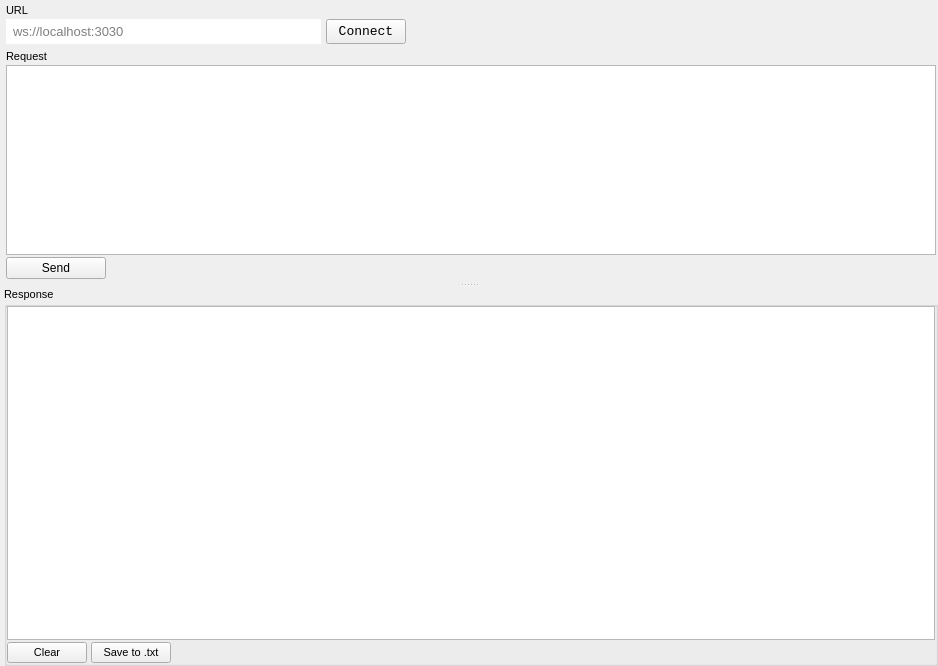
Before: the Qt Designer form src/UI/WSClientTabWidget.ui in junioramilson/json-websocket-client, drawn with Qt 5.
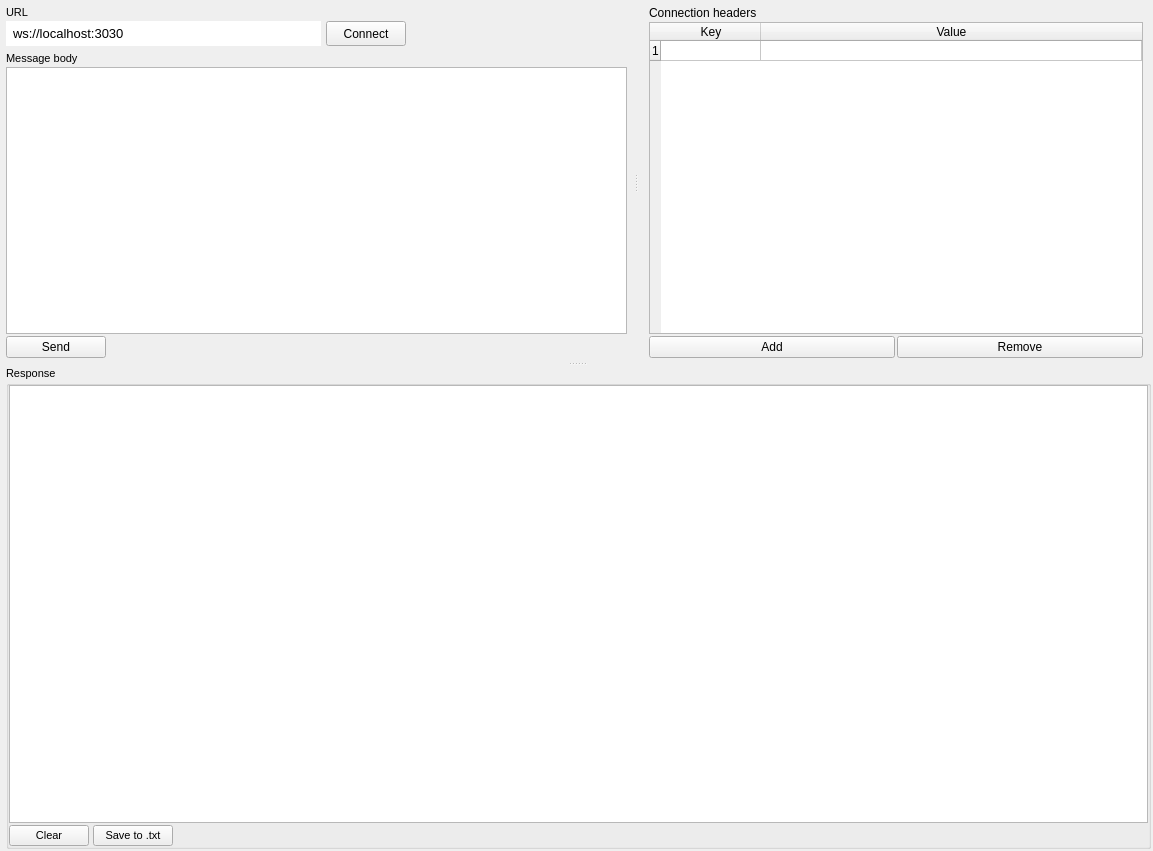
After: the same form once the commit is applied.

Commit message: added custom connection header option and ui improvements

The edit to the form file:
```diff
--- a/src/UI/WSClientTabWidget.ui
+++ b/src/UI/WSClientTabWidget.ui
@@ -6,8 +6,8 @@
    <rect>
     <x>0</x>
     <y>0</y>
-    <width>938</width>
-    <height>666</height>
+    <width>1153</width>
+    <height>851</height>
    </rect>
   </property>
   <property name="font">
@@ -20,29 +20,39 @@
   </property>
   <layout class="QGridLayout" name="gridLayout_5">
    <property name="leftMargin">
-    <number>0</number>
+    <number>2</number>
    </property>
    <property name="topMargin">
-    <number>0</number>
+    <number>2</number>
    </property>
    <property name="rightMargin">
-    <number>0</number>
+    <number>2</number>
    </property>
    <property name="bottomMargin">
-    <number>0</number>
+    <number>2</number>
    </property>
    <property name="spacing">
-    <number>0</number>
+    <number>2</number>
    </property>
    <item row="0" column="0">
-    <widget class="QSplitter" name="splitter">
+    <widget class="QSplitter" name="splitter_2">
      <property name="orientation">
       <enum>Qt::Vertical</enum>
      </property>
-     <widget class="QWidget" name="gridLayoutWidget">
-      <layout class="QGridLayout" name="gridLayout">
+     <widget class="QSplitter" name="splitter">
+      <property name="frameShape">
+       <enum>QFrame::NoFrame</enum>
+      </property>
+      <property name="orientation">
+       <enum>Qt::Horizontal</enum>
+      </property>
+      <property name="handleWidth">
+       <number>10</number>
+      </property>
+      <widget class="QWidget" name="gridLayoutWidget_3">
+       <layout class="QGridLayout" name="LeftGrid">
        <property name="leftMargin">
-        <number>4</number>
+         <number>0</number>
        </property>
        <property name="topMargin">
         <number>0</number>
@@ -50,6 +60,9 @@
        <property name="rightMargin">
         <number>0</number>
        </property>
+        <property name="bottomMargin">
+         <number>0</number>
+        </property>
        <property name="spacing">
         <number>0</number>
        </property>
@@ -58,7 +71,7 @@
          <property name="minimumSize">
           <size>
            <width>0</width>
-           <height>100</height>
+            <height>0</height>
           </size>
          </property>
          <property name="frameShape">
@@ -67,18 +80,15 @@
          <property name="frameShadow">
           <enum>QFrame::Plain</enum>
          </property>
-         <property name="lineWidth">
-          <number>0</number>
-         </property>
-         <layout class="QGridLayout" name="gridLayout_6">
+          <layout class="QGridLayout" name="gridLayout_8">
           <property name="leftMargin">
-           <number>2</number>
+            <number>4</number>
           </property>
           <property name="topMargin">
            <number>2</number>
           </property>
           <property name="rightMargin">
-           <number>2</number>
+            <number>4</number>
           </property>
           <property name="bottomMargin">
            <number>2</number>
@@ -128,33 +138,6 @@
              <property name="verticalSpacing">
               <number>2</number>
              </property>
-             <item row="1" column="0">
-              <widget class="QLabel" name="label">
-               <property name="sizePolicy">
-                <sizepolicy hsizetype="Preferred" vsizetype="Fixed">
-                 <horstretch>0</horstretch>
-                 <verstretch>0</verstretch>
-                </sizepolicy>
-               </property>
-               <property name="maximumSize">
-                <size>
-                 <width>16777215</width>
-                 <height>20</height>
-                </size>
-               </property>
-               <property name="font">
-                <font>
-                 <family>Segoe UI</family>
-                 <pointsize>8</pointsize>
-                 <weight>50</weight>
-                 <bold>false</bold>
-                </font>
-               </property>
-               <property name="text">
-                <string>URL</string>
-               </property>
-              </widget>
-             </item>
              <item row="3" column="2">
               <widget class="QPushButton" name="connectBtn">
                <property name="minimumSize">
@@ -165,8 +148,8 @@
                </property>
                <property name="font">
                 <font>
-                 <family>Consolas</family>
-                 <pointsize>10</pointsize>
+                  <family>Segoe UI</family>
+                  <pointsize>9</pointsize>
                  <weight>50</weight>
                  <bold>false</bold>
                 </font>
@@ -207,7 +190,7 @@
                 <string/>
                </property>
                <property name="text">
-                <string/>
+                 <string extracomment="ws://localhost:3030">ws://localhost:3030</string>
                </property>
                <property name="placeholderText">
                 <string>ws://localhost:3030</string>
@@ -217,6 +200,33 @@
                </property>
               </widget>
              </item>
+              <item row="1" column="0">
+               <widget class="QLabel" name="label">
+                <property name="sizePolicy">
+                 <sizepolicy hsizetype="Preferred" vsizetype="Fixed">
+                  <horstretch>0</horstretch>
+                  <verstretch>0</verstretch>
+                 </sizepolicy>
+                </property>
+                <property name="maximumSize">
+                 <size>
+                  <width>16777215</width>
+                  <height>20</height>
+                 </size>
+                </property>
+                <property name="font">
+                 <font>
+                  <family>Segoe UI</family>
+                  <pointsize>8</pointsize>
+                  <weight>50</weight>
+                  <bold>false</bold>
+                 </font>
+                </property>
+                <property name="text">
+                 <string>URL</string>
+                </property>
+               </widget>
+              </item>
             </layout>
            </widget>
           </item>
@@ -225,7 +235,13 @@
             <property name="minimumSize">
              <size>
               <width>0</width>
-              <height>50</height>
+               <height>0</height>
+              </size>
+             </property>
+             <property name="maximumSize">
+              <size>
+               <width>16777215</width>
+               <height>16777215</height>
              </size>
             </property>
             <property name="frameShape">
@@ -256,6 +272,19 @@
              <property name="verticalSpacing">
               <number>2</number>
              </property>
+              <item row="2" column="3">
+               <spacer name="horizontalSpacer_2">
+                <property name="orientation">
+                 <enum>Qt::Horizontal</enum>
+                </property>
+                <property name="sizeHint" stdset="0">
+                 <size>
+                  <width>40</width>
+                  <height>20</height>
+                 </size>
+                </property>
+               </spacer>
+              </item>
              <item row="2" column="2">
               <widget class="QPushButton" name="sendMessageBtn">
                <property name="sizePolicy">
@@ -289,19 +318,6 @@
                </property>
               </widget>
              </item>
-             <item row="2" column="3">
-              <spacer name="horizontalSpacer_2">
-               <property name="orientation">
-                <enum>Qt::Horizontal</enum>
-               </property>
-               <property name="sizeHint" stdset="0">
-                <size>
-                 <width>40</width>
-                 <height>20</height>
-                </size>
-               </property>
-              </spacer>
-             </item>
              <item row="0" column="0" colspan="3">
               <widget class="QLabel" name="label_2">
                <property name="maximumSize">
@@ -319,7 +335,7 @@
                 </font>
                </property>
                <property name="text">
-                <string>Request</string>
+                 <string>Message body</string>
                </property>
               </widget>
              </item>
@@ -331,6 +347,12 @@
                  <height>50</height>
                 </size>
                </property>
+                <property name="maximumSize">
+                 <size>
+                  <width>16777215</width>
+                  <height>16777215</height>
+                 </size>
+                </property>
                <property name="font">
                 <font>
                  <family>JetBrains Mono</family>
@@ -364,8 +386,183 @@
        </item>
       </layout>
      </widget>
+      <widget class="QWidget" name="gridLayoutWidget_4">
+       <layout class="QGridLayout" name="RightGrid">
+        <property name="leftMargin">
+         <number>4</number>
+        </property>
+        <property name="topMargin">
+         <number>2</number>
+        </property>
+        <property name="rightMargin">
+         <number>4</number>
+        </property>
+        <property name="bottomMargin">
+         <number>2</number>
+        </property>
+        <property name="spacing">
+         <number>2</number>
+        </property>
+        <item row="1" column="1">
+         <widget class="QFrame" name="frame_4">
+          <property name="maximumSize">
+           <size>
+            <width>16777215</width>
+            <height>16777215</height>
+           </size>
+          </property>
+          <property name="frameShape">
+           <enum>QFrame::NoFrame</enum>
+          </property>
+          <property name="frameShadow">
+           <enum>QFrame::Plain</enum>
+          </property>
+          <layout class="QGridLayout" name="gridLayout_9">
+           <property name="leftMargin">
+            <number>4</number>
+           </property>
+           <property name="topMargin">
+            <number>2</number>
+           </property>
+           <property name="rightMargin">
+            <number>4</number>
+           </property>
+           <property name="bottomMargin">
+            <number>2</number>
+           </property>
+           <property name="spacing">
+            <number>2</number>
+           </property>
+           <item row="0" column="1">
+            <widget class="QLabel" name="label_3">
+             <property name="text">
+              <string>Connection headers</string>
+             </property>
+            </widget>
+           </item>
+           <item row="1" column="1">
+            <widget class="QTableWidget" name="tableConnHeadersWidget">
+             <property name="minimumSize">
+              <size>
+               <width>220</width>
+               <height>0</height>
+              </size>
+             </property>
+             <property name="maximumSize">
+              <size>
+               <width>16777215</width>
+               <height>16777215</height>
+              </size>
+             </property>
+             <property name="frameShape">
+              <enum>QFrame::StyledPanel</enum>
+             </property>
+             <property name="frameShadow">
+              <enum>QFrame::Raised</enum>
+             </property>
+             <property name="lineWidth">
+              <number>1</number>
+             </property>
+             <property name="horizontalScrollBarPolicy">
+              <enum>Qt::ScrollBarAsNeeded</enum>
+             </property>
+             <property name="sizeAdjustPolicy">
+              <enum>QAbstractScrollArea::AdjustToContents</enum>
+             </property>
+             <property name="editTriggers">
+              <set>QAbstractItemView::AnyKeyPressed|QAbstractItemView::CurrentChanged|QAbstractItemView::DoubleClicked|QAbstractItemView::EditKeyPressed</set>
+             </property>
+             <property name="selectionBehavior">
+              <enum>QAbstractItemView::SelectRows</enum>
+             </property>
+             <property name="textElideMode">
+              <enum>Qt::ElideLeft</enum>
+             </property>
+             <property name="horizontalScrollMode">
+              <enum>QAbstractItemView::ScrollPerItem</enum>
+             </property>
+             <property name="gridStyle">
+              <enum>Qt::CustomDashLine</enum>
+             </property>
+             <property name="rowCount">
+              <number>1</number>
+             </property>
+             <attribute name="horizontalHeaderCascadingSectionResizes">
+              <bool>true</bool>
+             </attribute>
+             <attribute name="horizontalHeaderShowSortIndicator" stdset="0">
+              <bool>true</bool>
+             </attribute>
+             <attribute name="horizontalHeaderStretchLastSection">
+              <bool>true</bool>
+             </attribute>
+             <attribute name="verticalHeaderCascadingSectionResizes">
+              <bool>true</bool>
+             </attribute>
+             <attribute name="verticalHeaderDefaultSectionSize">
+              <number>20</number>
+             </attribute>
+             <attribute name="verticalHeaderShowSortIndicator" stdset="0">
+              <bool>true</bool>
+             </attribute>
+             <attribute name="verticalHeaderStretchLastSection">
+              <bool>false</bool>
+             </attribute>
+             <row/>
+             <column>
+              <property name="text">
+               <string>Key</string>
+              </property>
+              <property name="font">
+               <font>
+                <family>Segoe UI</family>
+                <stylestrategy>PreferAntialias</stylestrategy>
+               </font>
+              </property>
+             </column>
+             <column>
+              <property name="text">
+               <string>Value</string>
+              </property>
+             </column>
+            </widget>
+           </item>
+           <item row="2" column="1">
+            <layout class="QHBoxLayout" name="horizontalLayout_3">
+             <item>
+              <widget class="QPushButton" name="addHeaderBtn">
+               <property name="font">
+                <font>
+                 <pointsize>9</pointsize>
+                </font>
+               </property>
+               <property name="text">
+                <string>Add</string>
+               </property>
+              </widget>
+             </item>
+             <item>
+              <widget class="QPushButton" name="removeHeaderBtn">
+               <property name="font">
+                <font>
+                 <pointsize>9</pointsize>
+                </font>
+               </property>
+               <property name="text">
+                <string>Remove</string>
+               </property>
+              </widget>
+             </item>
+            </layout>
+           </item>
+          </layout>
+         </widget>
+        </item>
+       </layout>
+      </widget>
+     </widget>
      <widget class="QWidget" name="gridLayoutWidget_2">
-      <layout class="QGridLayout" name="gridLayout_4">
+      <layout class="QGridLayout" name="BottomGrid">
        <property name="leftMargin">
         <number>4</number>
        </property>
@@ -423,8 +620,10 @@
             </property>
             <property name="font">
              <font>
-              <family>JetBrains Mono</family>
-              <pointsize>10</pointsize>
+              <family>Hack</family>
+              <pointsize>9</pointsize>
+              <weight>50</weight>
+              <bold>false</bold>
              </font>
             </property>
             <property name="styleSheet">
```
Lines whose indentation alone changed are shown as unchanged. The commit also changes 10 other files.
